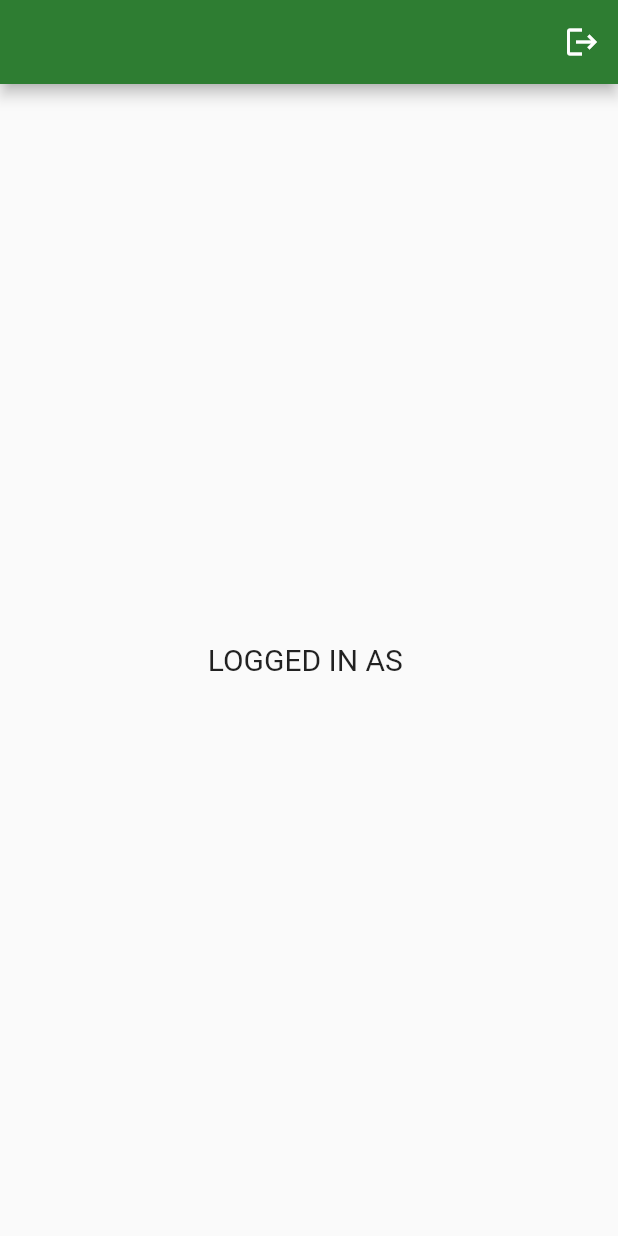
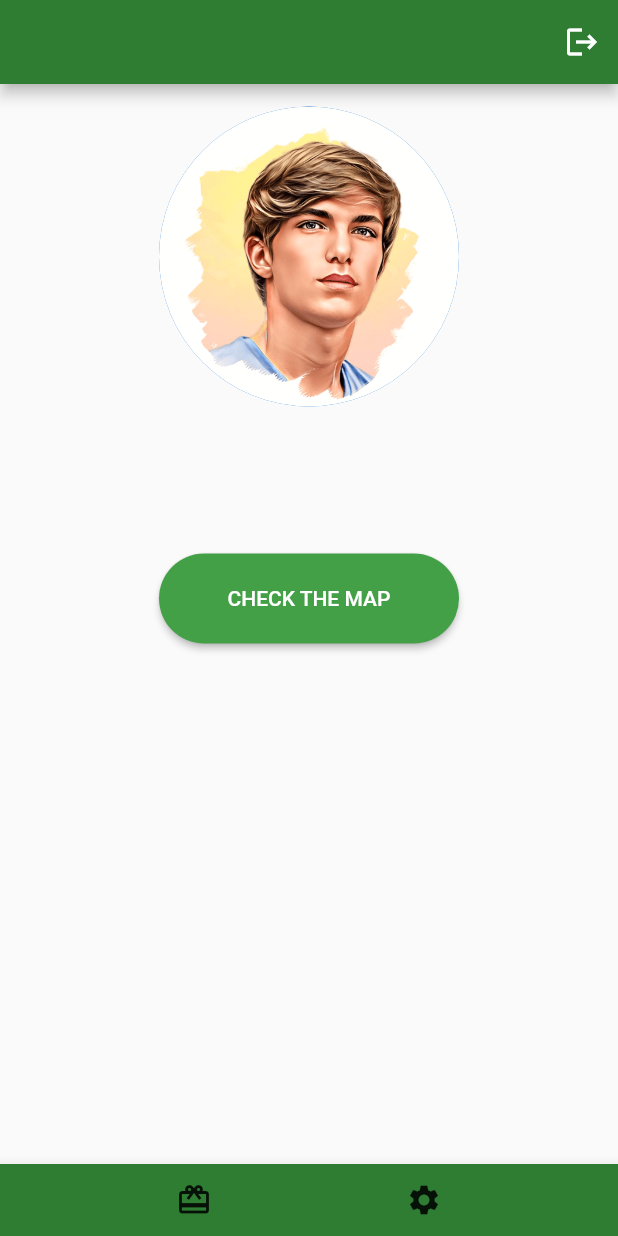
Before and after one commit to Brntpcnr/Recycler_app, a Flutter app: the screen it shows once a user with an empty profile is signed in, on a phone screen of 412 x 824 dp. Run offline on Flutter 3.47's test engine with Material 2 defaults, Android fonts, the phone set to English and light mode, and no system bars; our stand-ins replace firebase_auth, firebase_core, google_maps_flutter; accounts and stored records are empty.

Commit message:
Recycler with Maps and Login

```diff
--- a/lib/pages/home_page.dart
+++ b/lib/pages/home_page.dart
@@ -1,6 +1,7 @@
 import 'package:firebase_auth/firebase_auth.dart';
 import 'package:flutter/material.dart';
 import 'auth_page.dart';
+import 'map.dart';
 
 class HomePage extends StatelessWidget {
   HomePage({Key? key}) : super(key: key);
@@ -23,9 +24,72 @@ class HomePage extends StatelessWidget {
               icon: Icon(Icons.logout))
         ],
       ),
-      body: Center(
-        child: Text("LOGGED IN AS " + user.email!, style: TextStyle(fontSize: 20),),
-      )
+      body: SafeArea(
+        child: Column(
+          children: [
+            SizedBox(
+              height: 15
+            ),
+            Center(
+              child: CircleAvatar(
+                radius: 100,
+                backgroundImage: AssetImage("assets/unnamed.png"),
+              ),
+            ),
+            SizedBox(
+                height: 25
+            ),
+            Text(
+                user.email!,
+                style: TextStyle(fontSize: 20, fontWeight: FontWeight.bold),
+            ),
+            SizedBox(
+              height: 50,
+            ),
+            ButtonTheme(
+              minWidth: 200,
+              height: 60,
+              child: RaisedButton(
+                shape: RoundedRectangleBorder(
+                  borderRadius: BorderRadius.circular(30)
+                ),
+                child: Text("CHECK THE MAP"),
+                color: Colors.green[600],
+                textColor: Colors.white,
+                onPressed: () {
+                  Navigator.push(
+                    context,
+                    MaterialPageRoute(
+                        builder: (context) => Maps()
+                    ),
+                  );
+                },
+              ),
+            ),
+          ],
+        ),
+      ),
+        bottomNavigationBar: BottomAppBar(
+        color: Colors.green[800],
+        child: Row(
+          mainAxisAlignment: MainAxisAlignment.spaceEvenly,
+          children: [
+            IconButton(
+              icon: Icon(Icons.card_giftcard),
+              onPressed: () {
+                // Perform action when home button is pressed
+              },
+            ),
+            IconButton(
+              icon: Icon(Icons.settings),
+              onPressed: () {
+                // Perform action when settings button is pressed
+              },
+            ),
+            // Add more buttons as needed
+          ],
+        ),
+      ),
     );
   }
 }
--- a/pubspec.yaml
+++ b/pubspec.yaml
@@ -27,6 +27,7 @@ environment:
 # the latest version available on pub.dev. To see which dependencies have newer
 # versions available, run `flutter pub outdated`.
 dependencies:
+
   flutter:
     sdk: flutter
 
@@ -36,6 +37,8 @@ dependencies:
   cupertino_icons: ^1.0.2
   firebase_auth: ^4.3.0
   firebase_core: ^2.8.0
+  google_maps_flutter: ^2.2.6
+  google_maps_flutter_web: ^0.4.0+7
 
 dev_dependencies:
   flutter_test:
```
Also changed, not shown: lib/pages/map.dart (added, +37 -0 lines), assets/unnamed.png (added), pubspec.lock, 2 other files.
